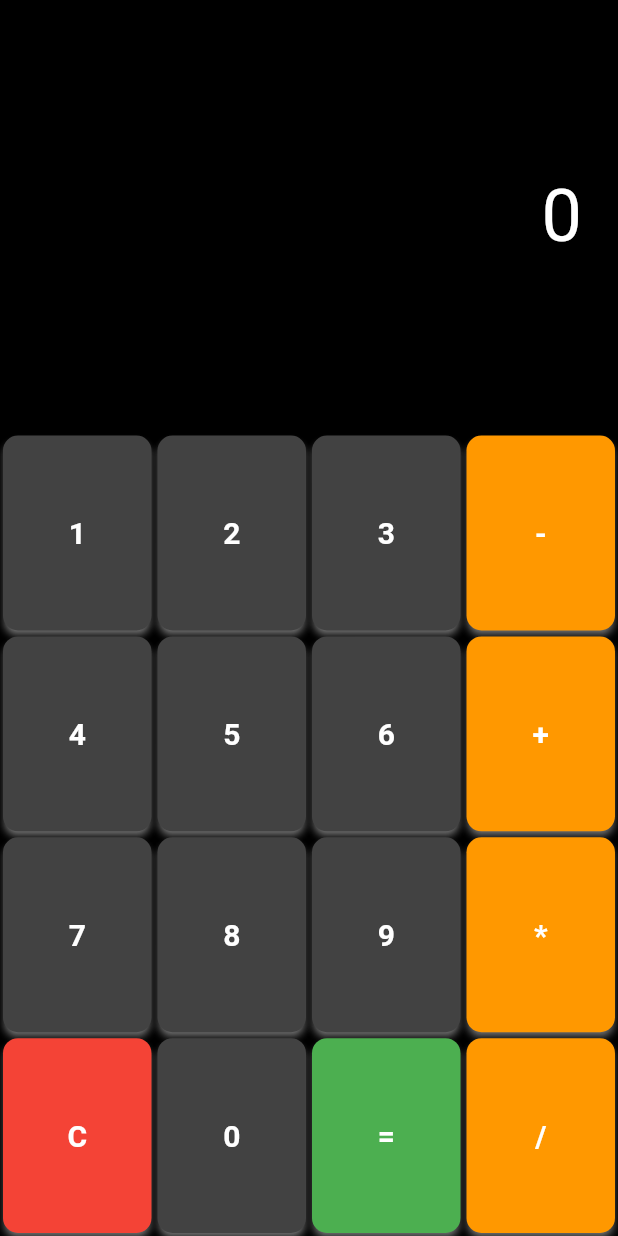
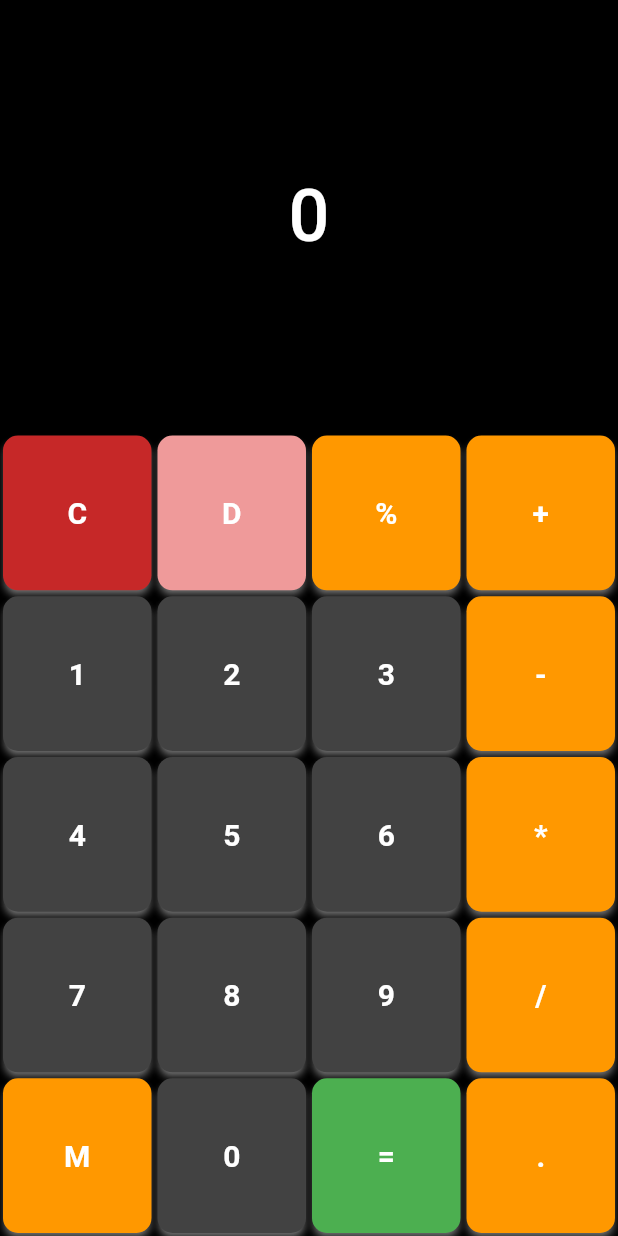
Before and after one commit to Michu121/Kalkulator_Dart, a Flutter app: the screen it shows after launch, on a phone screen of 412 x 824 dp. Run offline on Flutter 3.47's test engine with Material 3 defaults, Android fonts, the phone set to English and light mode, and no system bars.

Commit message:
Ulepszenie dodanie paru przycisków, aby był bardziej atrakcyjny oraz zapisywanie wyniku do schowka po kliknięciu

```diff
--- a/lib/main.dart
+++ b/lib/main.dart
@@ -1,4 +1,5 @@
 import 'package:flutter/material.dart';
+import '../screens/home_page.dart';
 // Main - Włączenie aplikacji
 void main() {
   runApp(const MyApp());
@@ -13,7 +14,7 @@ final ButtonStyle globalButtonStyle = ElevatedButton.styleFrom(
   foregroundColor: Colors.white,
   elevation: 2,
   shadowColor: Colors.white,
-  );
+);
 // Style aplikacji i takie tam
 class MyApp extends StatelessWidget {
   const MyApp({super.key});
@@ -34,206 +35,7 @@ class MyApp extends StatelessWidget {
 
         colorScheme: ColorScheme.fromSeed(seedColor: Colors.grey.shade800),
       ),
-      home: const MyHomePage(title: 'Kalkulator'),
+      home: const HomePage(title: 'Kalkulator'),
     );
   }
 }
-
-class MyHomePage extends StatefulWidget {
-  const MyHomePage({super.key, required this.title});
-  final String title;
-
-  @override
-  State<MyHomePage> createState() => _MyHomePageState();
-}
-
-class _MyHomePageState extends State<MyHomePage> {
-  String _text = "0";
-  String _number1 = "0";
-  String _char = '';
-  String _number2 = "";
-  bool _zeroError = false;
-
-  void _setNumber(String value) {
-    setState(() {
-      if (_char == "") {
-        if (_number1 == "0") {
-          _number1 = value;
-        } else {
-          _number1 += value;
-        }
-      } else {
-        _number2 += value;
-      }
-      _updateText();
-    });
-  }
-
-  Future<void> _setChar(String char) async {
-    setState(() {
-      if (char == "=") {
-        if (_number1.isNotEmpty && _number2.isNotEmpty) {
-          int number1 = int.parse(_number1);
-          int number2 = int.parse(_number2);
-
-          switch (_char) {
-            case '+':
-              _text = (number1 + number2).toString();
-              break;
-            case '-':
-              _text = (number1 - number2).toString();
-              break;
-            case '*':
-              _text = (number1 * number2).toString();
-              break;
-            case '/':
-              if (number2 == 0) {
-                _text = "Can't divide by 0";
-                _zeroError = true;
-              } else {
-                _text = (number1 ~/ number2).toString();
-              }
-              break;
-            default:
-              _text = _number1;
-          }
-
-          if (!_zeroError) {
-            _zeroError = false;
-            _number1 = _text;
-            _number2 = "";
-            _char = "";
-          }
-        }
-      }else if (char == "C") {
-        _clear();
-      } else {
-        if (_number1.isNotEmpty) {
-          _char = char;
-          _updateText();
-        }
-      }
-    });
-    if (_zeroError) {
-      await Future.delayed(const Duration(seconds: 1));
-      setState(() {
-        _zeroError = false;
-        _number2 = "";
-        _updateText();
-      });
-    }
-  }
-
-  void _clear() {
-    setState(() {
-      _number1 = "0";
-      _number2 = "";
-      _char = "";
-      _text = "0";
-    });
-  }
-
-  void _updateText({String updatedText = ""}) {
-    if (updatedText != "") {
-      _text = updatedText;
-    } else {
-      _text = _number1 + _char + _number2;
-    }
-  }
-
-  Widget buildButton(String value, {Color? color}) {
-    return Expanded(
-      child: Padding(
-        padding: const EdgeInsets.all(2),
-        child: SizedBox.expand(
-          child: ElevatedButton(
-            style: ElevatedButton.styleFrom(
-              backgroundColor: color ?? Colors.grey.shade800,
-            ),
-            onPressed: () =>
-            "+-*/=C".contains(value) ? _setChar(value) : _setNumber(value),
-            child: Text(value),
-          ),
-        ),
-      ),
-    );
-  }
-
-
-  @override
-  Widget build(BuildContext context) {
-    return Scaffold(
-      backgroundColor: Colors.black,
-      body: SafeArea(
-        child: LayoutBuilder(
-          builder: (context, constraints) {
-            return Column(
-              children: [
-                // Wyświetlacz
-                SizedBox(
-                  height: constraints.maxHeight * 0.35,
-                  child: Container(
-                    alignment: Alignment.centerRight,
-                    padding: const EdgeInsets.all(24),
-                    child: Text(
-                      _text,
-                      style: const TextStyle(color: Colors.white, fontSize: 48),
-                    ),
-                  ),
-                ),
-                // Przyciski
-                SizedBox(
-                  height: constraints.maxHeight * 0.65,
-                  child: Column(
-                    children: [
-                      Expanded(
-                        child: Row(
-                          children: [
-                            buildButton("1"),
-                            buildButton("2"),
-                            buildButton("3"),
-                            buildButton("-", color: Colors.orange),
-                          ],
-                        ),
-                      ),
-                      Expanded(
-                        child: Row(
-                          children: [
-                            buildButton("4"),
-                            buildButton("5"),
-                            buildButton("6"),
-                            buildButton("+", color: Colors.orange),
-                          ],
-                        ),
-                      ),
-                      Expanded(
-                        child: Row(
-                          children: [
-                            buildButton("7"),
-                            buildButton("8"),
-                            buildButton("9"),
-                            buildButton("*", color: Colors.orange),
-                          ],
-                        ),
-                      ),
-                      Expanded(
-                        child: Row(
-                          children: [
-                            buildButton("C", color: Colors.red),
-                            buildButton("0"),
-                            buildButton("=", color: Colors.green),
-                            buildButton("/", color: Colors.orange),
-                          ],
-                        ),
-                      ),
-                    ],
-                  ),
-                ),
-              ],
-            );
-          },
-        ),
-      ),
-    );
-  }
-}
--- /dev/null
+++ b/lib/screens/home_page.dart
@@ -0,0 +1,266 @@
+import 'package:flutter/material.dart';
+import 'package:flutter/services.dart';
+
+
+class HomePage extends StatefulWidget {
+  const HomePage({super.key, required this.title});
+  final String title;
+
+  @override
+  State<HomePage> createState() => _HomePageState();
+}
+
+class _HomePageState extends State<HomePage> {
+  String _text = "0";
+  String _number1 = "0";
+  String _char = '';
+  String _number2 = "";
+  bool _zeroError = false;
+
+  void _setNumber(String value) {
+    setState(() {
+      if (_char == "") {
+        if (_number1 == "0") {
+          _number1 = value;
+        } else {
+          _number1 += value;
+        }
+      } else {
+        _number2 += value;
+      }
+      _updateText();
+    });
+  }
+
+  Future<void> _setChar(String char) async {
+    setState(() {
+      if (char == "=") {
+        if (_number1.isNotEmpty && _number2.isNotEmpty) {
+          double number1 = double.parse(_number1);
+          double number2 = double.parse(_number2);
+
+          switch (_char) {
+            case '+':
+              _text = (number1 + number2).toString();
+              break;
+            case '-':
+              _text = (number1 - number2).toString();
+              break;
+            case '*':
+              _text = (number1 * number2).toString();
+              break;
+            case '%':
+              _text = ((number1/100) * number2).toString();
+              break;
+            case 'M':
+              _text = (number1 % number2).toString();
+              break;
+            case '/':
+              if (number2 == 0) {
+                _text = "Can't divide by 0";
+                _zeroError = true;
+              } else {
+                _text = (number1 / number2).toString();
+              }
+              break;
+            default:
+              _text = _number1;
+          }
+
+          if (!_zeroError) {
+            _zeroError = false;
+            try{
+
+              String splited = _text.split('.').last;
+              if (splited.isNotEmpty && splited.endsWith("0")) {
+                _text = _text.split('.').first;
+              }
+            }catch(e){
+              _text = _text;
+            }
+            _number1 = _text;
+            _number2 = "";
+            _char = "";
+          }
+        }
+      }else if (char == "C") {
+        _clear();
+      }else if (char == "D"){
+        if (_number1.isNotEmpty && _char.isEmpty) {
+          _number1 = _number1.substring(0, _number1.length - 1);
+          if (_number1.isEmpty) {
+            _number1 = "0";
+          }
+        }else if (_number2.isNotEmpty && _char.isNotEmpty) {
+          _number2 = _number2.substring(0, _number2.length - 1);
+          if (_number2.isEmpty) {
+            _char = "";
+          }
+        }else if (_number2.isEmpty && _char.isNotEmpty) {
+          _char = "";
+        }
+        _updateText();
+
+      }else if(char == "."){
+          if (_number1.isNotEmpty && _char.isEmpty) {
+            if (!_number1.contains(".")) {
+              _number1 += ".";
+            }
+          } else if (_number2.isNotEmpty) {
+            if (!_number2.contains(".")) {
+              _number2 += ".";
+            }
+          }
+          _updateText();
+      }
+      else {
+        if (_number1.isNotEmpty) {
+          _char = char;
+          _updateText();
+        }
+      }
+    });
+    if (_zeroError) {
+      await Future.delayed(const Duration(seconds: 1));
+      setState(() {
+        _zeroError = false;
+        _number2 = "";
+        _updateText();
+      });
+    }
+  }
+
+  void _clear() {
+    setState(() {
+      _number1 = "0";
+      _number2 = "";
+      _char = "";
+      _text = "0";
+    });
+  }
+
+  void _updateText({String updatedText = ""}) {
+    if (updatedText != "") {
+      _text = updatedText;
+    } else {
+      _text = _number1 + _char + _number2;
+    }
+  }
+  void _copyToClipBoard() async {
+    if (_text.isEmpty || _text == "0") {
+      return;
+    }
+    await Clipboard.setData(ClipboardData(text: _text));
+  }
+  Widget buildButton(String value, {Color? color}) {
+    return Expanded(
+      child: Padding(
+        padding: const EdgeInsets.all(2),
+        child: SizedBox.expand(
+          child: ElevatedButton(
+            style: ElevatedButton.styleFrom(
+              backgroundColor: color ?? Colors.grey.shade800,
+            ),
+            onPressed: () =>
+            "+-*/=CD%.M".contains(value) ? _setChar(value) : _setNumber(value),
+            child: Text(value),
+          ),
+        ),
+      ),
+    );
+  }
+
+
+  @override
+  Widget build(BuildContext context) {
+    return Scaffold(
+      backgroundColor: Colors.black,
+      body: SafeArea(
+        child: LayoutBuilder(
+          builder: (context, constraints) {
+            return Column(
+              children: [
+                // Wyświetlacz
+                SizedBox(
+                  height: constraints.maxHeight * 0.35,
+                  child: Container(
+                    alignment: Alignment.centerRight,
+                    padding: const EdgeInsets.all(24),
+                    child: SizedBox.expand(
+
+                      child: FloatingActionButton(onPressed: _copyToClipBoard,
+                      backgroundColor: Colors.transparent,
+                      child:Text(
+                      _text,
+                      style: const TextStyle(color: Colors.white, fontSize: 48),
+                      ),
+                    ),
+                    ),
+                  ),
+                ),
+                // Przyciski
+                SizedBox(
+                  height: constraints.maxHeight * 0.65,
+                  child: Column(
+                    children: [
+                      Expanded(
+                        child: Row(
+                          children: [
+                            buildButton("C", color: Colors.red.shade800),
+                            buildButton("D", color: Colors.red.shade200),
+                            buildButton("%", color: Colors.orange),
+                            buildButton("+", color: Colors.orange),
+                          ],
+                        ),
+                      ),
+                      Expanded(
+                        child: Row(
+                          children: [
+                            buildButton("1"),
+                            buildButton("2"),
+                            buildButton("3"),
+                            buildButton("-", color: Colors.orange),
+                          ],
+                        ),
+                      ),
+                      Expanded(
+                        child: Row(
+                          children: [
+                            buildButton("4"),
+                            buildButton("5"),
+                            buildButton("6"),
+                            buildButton("*", color: Colors.orange),
+                          ],
+                        ),
+                      ),
+                      Expanded(
+                        child: Row(
+                          children: [
+                            buildButton("7"),
+                            buildButton("8"),
+                            buildButton("9"),
+                            buildButton("/", color: Colors.orange),
+                          ],
+                        ),
+                      ),
+                      Expanded(
+                        child: Row(
+                          children: [
+                            buildButton("M", color: Colors.orange),
+                            buildButton("0"),
+                            buildButton("=", color: Colors.green),
+                            buildButton(".", color: Colors.orange),
+                          ],
+                        ),
+                      ),
+                    ],
+                  ),
+                ),
+              ],
+            );
+          },
+        ),
+      ),
+    );
+  }
+}
```
